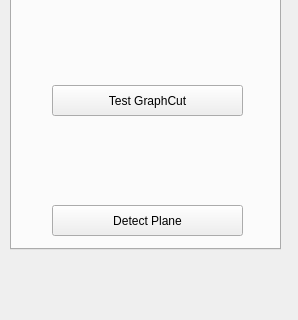
Old version of the form Currently-Using-Quality-Driven-Poisson-Guided-Autoscanning/Point Cloud/UI/camera_para.ui in the repository sunwaylive/proactive-learning-on-scenes; both pictures show x 0 to 298 and y 541 to 861 of the 298 by 1017 pixel window.
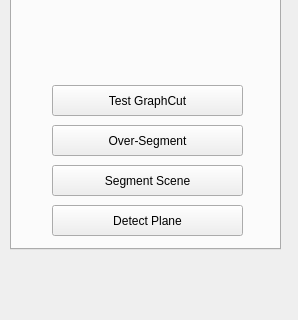
New version of the form.

Commit message: added buttons about scene segmentation and over-segmentation

```diff
--- a/Currently-Using-Quality-Driven-Poisson-Guided-Autoscanning/Point Cloud/UI/camera_para.ui
+++ b/Currently-Using-Quality-Driven-Poisson-Guided-Autoscanning/Point Cloud/UI/camera_para.ui
@@ -372,6 +372,32 @@
       <string>Test GraphCut</string>
      </property>
     </widget>
+    <widget class="QPushButton" name="pushButton_over_segment">
+     <property name="geometry">
+      <rect>
+       <x>40</x>
+       <y>630</y>
+       <width>191</width>
+       <height>31</height>
+      </rect>
+     </property>
+     <property name="text">
+      <string>Over-Segment</string>
+     </property>
+    </widget>
+    <widget class="QPushButton" name="pushButton_segment_scene">
+     <property name="geometry">
+      <rect>
+       <x>40</x>
+       <y>670</y>
+       <width>191</width>
+       <height>31</height>
+      </rect>
+     </property>
+     <property name="text">
+      <string>Segment Scene</string>
+     </property>
+    </widget>
    </widget>
    <widget class="QWidget" name="tab">
     <attribute name="title">
```
The commit also changes 2 other files.
